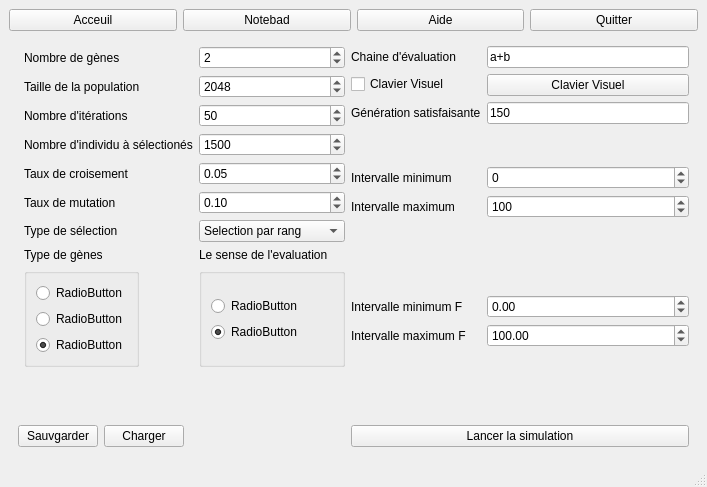
The window that AlgorithmeGenetique/OP/modelisationprblm.ui (AlgorithmeGenetiqueGenerique/Projet) describes before a commit, drawn with Qt 5.
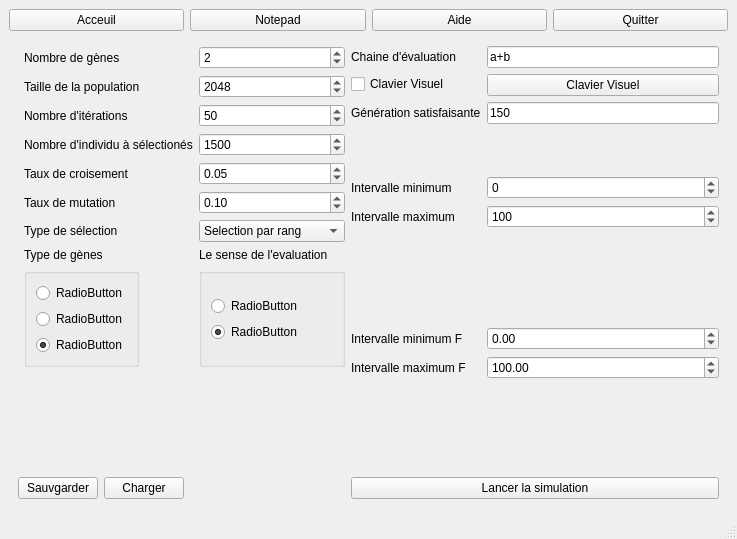
The same window after the commit.

Patch:
```diff
--- a/AlgorithmeGenetique/OP/modelisationprblm.ui
+++ b/AlgorithmeGenetique/OP/modelisationprblm.ui
@@ -6,8 +6,8 @@
    <rect>
     <x>0</x>
     <y>0</y>
-    <width>707</width>
-    <height>487</height>
+    <width>737</width>
+    <height>539</height>
    </rect>
   </property>
   <property name="windowTitle">
@@ -30,7 +30,7 @@
       <item>
        <widget class="QPushButton" name="pushButton_13">
         <property name="text">
-         <string>Notebad</string>
+         <string>Notepad</string>
         </property>
        </widget>
       </item>
```
Left out of the diff: 4 changed lines with no effect on the pictures.
